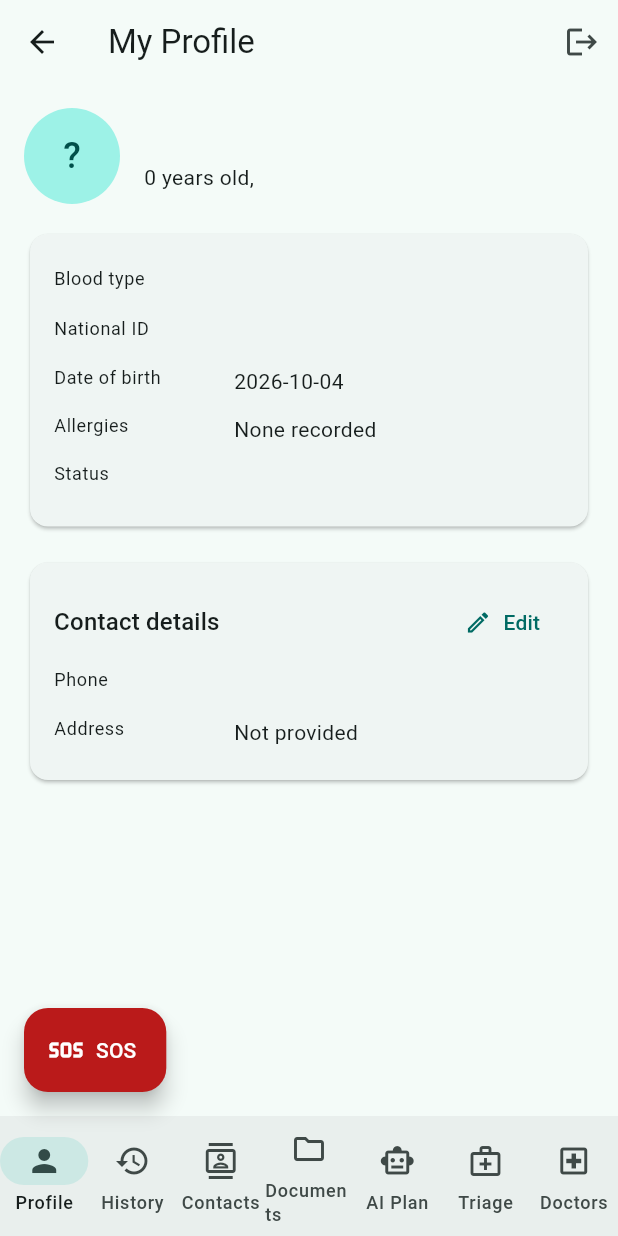
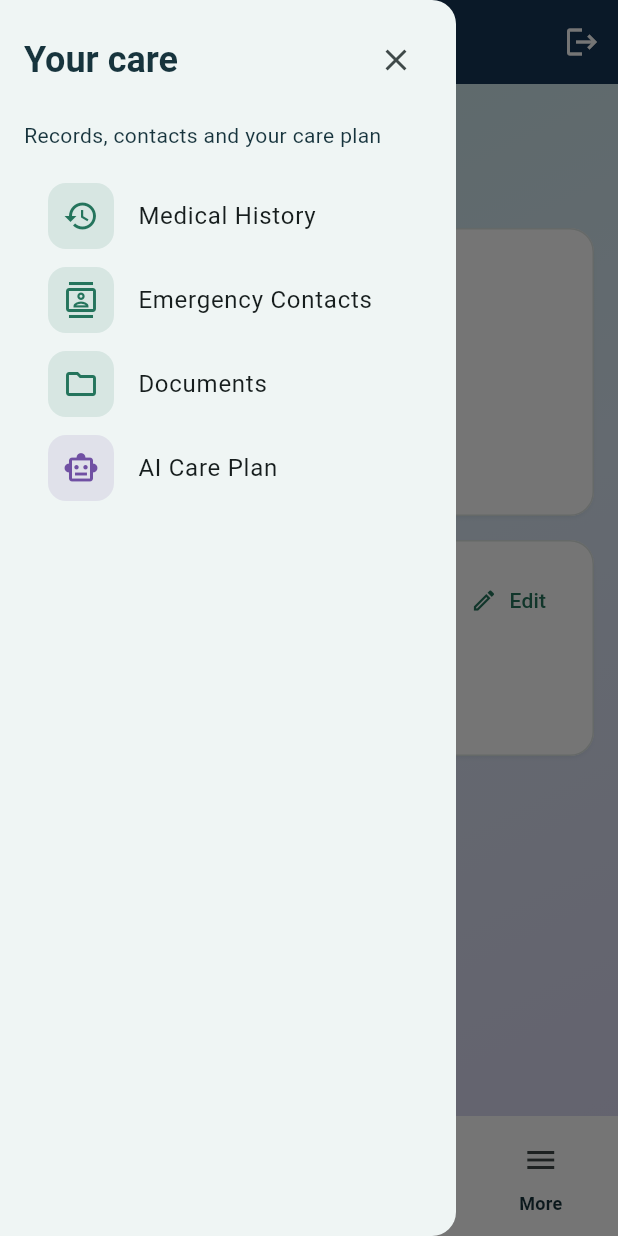
Before and after one commit to pamithenuka/CarePulse-AI_SE_049, a Flutter app: the HomeShell screen opened directly, with the side drawer open (before the commit the screen has no drawer), on a phone screen of 412 x 824 dp. Run offline on Flutter 3.47's test engine with Material 3 defaults, Android fonts, the phone set to English and light mode, and no system bars; our stand-ins replace flutter_map, flutter_secure_storage, geolocator, image_picker, latlong2; accounts and stored records are empty; network calls fail.

Commit message:
Refresh web and mobile healthcare theme and navigation

```diff
--- a/mobile-app/lib/screens/home/home_shell.dart
+++ b/mobile-app/lib/screens/home/home_shell.dart
@@ -2,6 +2,7 @@ import 'package:flutter/material.dart';
 import 'package:provider/provider.dart';
 
 import '../../providers/patient_provider.dart';
+import '../../theme/app_theme.dart';
 import '../ai/ai_care_plan_screen.dart';
 import '../contacts/emergency_contacts_screen.dart';
 import '../documents/documents_screen.dart';
@@ -11,10 +12,7 @@ import '../profile/profile_screen.dart';
 import '../../screens/symptom_intake_screen.dart';
 import '../../screens/doctor_search_screen.dart';
 
-/// Bottom-nav shell for the five patient-facing sections. The SOS button is a
-/// persistent floating action button (not a tab) so it's reachable in one tap
-/// from anywhere in the app, matching how emergency actions are surfaced on
-/// the web app's patient detail page.
+/// Primary patient actions stay visible; secondary sections live in More.
 class HomeShell extends StatefulWidget {
   const HomeShell({super.key});
 
@@ -24,6 +22,12 @@ class HomeShell extends StatefulWidget {
 
 class _HomeShellState extends State<HomeShell> {
   int _index = 0;
+  final _scaffoldKey = GlobalKey<ScaffoldState>();
+
+  void _selectSection(int index) {
+    setState(() => _index = index);
+    if (index == 4) context.read<PatientProvider>().loadAiPlans();
+  }
 
   static const _tabs = [
     ProfileScreen(),
@@ -37,18 +41,65 @@ class _HomeShellState extends State<HomeShell> {
 
   static const _destinations = [
     NavigationDestination(icon: Icon(Icons.person_outline), selectedIcon: Icon(Icons.person), label: 'Profile'),
-    NavigationDestination(icon: Icon(Icons.history_outlined), selectedIcon: Icon(Icons.history), label: 'History'),
-    NavigationDestination(icon: Icon(Icons.contacts_outlined), selectedIcon: Icon(Icons.contacts), label: 'Contacts'),
-    NavigationDestination(icon: Icon(Icons.folder_outlined), selectedIcon: Icon(Icons.folder), label: 'Documents'),
-    NavigationDestination(icon: Icon(Icons.smart_toy_outlined), selectedIcon: Icon(Icons.smart_toy), label: 'AI Plan'),
     NavigationDestination(icon: Icon(Icons.medical_services_outlined), selectedIcon: Icon(Icons.medical_services), label: 'Triage'),
     NavigationDestination(icon: Icon(Icons.local_hospital_outlined), selectedIcon: Icon(Icons.local_hospital), label: 'Doctors'),
+    NavigationDestination(icon: Icon(Icons.menu), label: 'More'),
   ];
+
+  Widget _drawerItem(int index, IconData icon, String label) {
+    return ListTile(
+      leading: Container(
+        padding: const EdgeInsets.all(10),
+        decoration: BoxDecoration(
+          color: (index == 4 ? AppColors.lavender : AppColors.mint).withValues(alpha: 0.12),
+          borderRadius: BorderRadius.circular(12),
+        ),
+        child: Icon(icon, color: index == 4 ? AppColors.lavender : AppColors.mint),
+      ),
+      title: Text(label),
+      selected: _index == index,
+      selectedTileColor: Theme.of(context).colorScheme.primaryContainer,
+      shape: RoundedRectangleBorder(borderRadius: BorderRadius.circular(12)),
+      onTap: () {
+        _scaffoldKey.currentState?.closeDrawer();
+        _selectSection(index);
+      },
+    );
+  }
 
   @override
   Widget build(BuildContext context) {
     return Scaffold(
-      body: IndexedStack(index: _index, children: _tabs),
+      key: _scaffoldKey,
+      drawer: Drawer(
+        child: SafeArea(
+          child: ListView(
+            padding: const EdgeInsets.all(16),
+            children: [
+              Row(children: [
+                Expanded(child: Text('Your care', style: Theme.of(context).textTheme.headlineSmall)),
+                IconButton(tooltip: 'Close menu', icon: const Icon(Icons.close),
+                  onPressed: () => _scaffoldKey.currentState?.closeDrawer()),
+              ]),
+              const Padding(
+                padding: EdgeInsets.symmetric(vertical: 16),
+                child: Text('Records, contacts and your care plan'),
+              ),
+              _drawerItem(1, Icons.history_outlined, 'Medical History'),
+              _drawerItem(2, Icons.contacts_outlined, 'Emergency Contacts'),
+              _drawerItem(3, Icons.folder_outlined, 'Documents'),
+              _drawerItem(4, Icons.smart_toy_outlined, 'AI Care Plan'),
+            ],
+          ),
+        ),
+      ),
+      body: IndexedStack(index: _index, children: [
+        for (var i = 0; i < _tabs.length; i++)
+          Theme(
+            data: buildAppTheme(accent: i == 4 ? AppColors.lavender : i == 6 ? AppColors.blue : i < 4 ? AppColors.mint : AppColors.primary),
+            child: _tabs[i],
+          ),
+      ]),
       // startFloat (bottom-left) deliberately, not the default endFloat: History,
       // Contacts and Documents each nest their own Scaffold with an "add" FAB at
       // the default bottom-right corner, and this outer FAB would otherwise paint
@@ -62,10 +113,13 @@ class _HomeShellState extends State<HomeShell> {
         label: const Text('SOS'),
       ),
       bottomNavigationBar: NavigationBar(
-        selectedIndex: _index,
-        onDestinationSelected: (i) {
-          setState(() => _index = i);
-          if (i == 4) context.read<PatientProvider>().loadAiPlans();
+        selectedIndex: _index == 0 ? 0 : _index == 5 ? 1 : _index == 6 ? 2 : 3,
+        onDestinationSelected: (index) {
+          if (index == 3) {
+            _scaffoldKey.currentState?.openDrawer();
+          } else {
+            _selectSection([0, 5, 6][index]);
+          }
         },
         destinations: _destinations,
       ),
--- a/mobile-app/lib/screens/triage_status_screen.dart
+++ b/mobile-app/lib/screens/triage_status_screen.dart
@@ -418,7 +418,7 @@ class _TriageStatusScreenState extends State<TriageStatusScreen> {
         style: TextStyle(color: _error == null ? null : Colors.red)))),
       appBar: AppBar(
         title: const Text('Triage Status'),
-        backgroundColor: Colors.blue.shade800,
+        backgroundColor: Theme.of(context).colorScheme.primary,
         foregroundColor: Colors.white,
       ),
       body: SingleChildScrollView(
--- a/mobile-app/lib/theme/app_theme.dart
+++ b/mobile-app/lib/theme/app_theme.dart
@@ -1,14 +1,17 @@
 import 'package:flutter/material.dart';
-import 'package:google_fonts/google_fonts.dart';
+
 
 // Same palette as the React doctor app, so the whole product feels like
 // one system: deep clinical teal, calm off-white, muted status colors.
 class AppColors {
-  static const bg = Color(0xFFF6F8F8);
+  static const bg = Color(0xFFF3F7F8);
+  static const blue = Color(0xFF245DB0);
+  static const lavender = Color(0xFF7050A3);
+  static const mint = Color(0xFF24745C);
   static const surface = Color(0xFFFFFFFF);
-  static const primary = Color(0xFF215F5F);
-  static const primaryDark = Color(0xFF163F3F);
-  static const ink = Color(0xFF16241F);
+  static const primary = Color(0xFF087F83);
+  static const primaryDark = Color(0xFF075C63);
+  static const ink = Color(0xFF17343D);
   static const muted = Color(0xFF5B6B68);
   static const border = Color(0xFFDDE4E2);
   static const open = Color(0xFF3D7A52);
@@ -17,74 +20,92 @@ class AppColors {
   static const bookedBg = Color(0xFFF6ECE5);
 }
 
-ThemeData buildAppTheme() {
+ThemeData buildAppTheme({Color accent = AppColors.primary}) {
   final base = ThemeData(
     useMaterial3: true,
     colorScheme: ColorScheme.fromSeed(
-      seedColor: AppColors.primary,
-      primary: AppColors.primary,
+      seedColor: accent,
+      primary: accent,
       surface: AppColors.surface,
     ),
-    scaffoldBackgroundColor: AppColors.bg,
+    scaffoldBackgroundColor: Colors.transparent,
   );
 
   return base.copyWith(
-    textTheme: GoogleFonts.interTextTheme(base.textTheme).copyWith(
-      headlineSmall: GoogleFonts.spectral(
+    textTheme: base.textTheme.copyWith(
+      headlineSmall: TextStyle(
         fontSize: 24,
         fontWeight: FontWeight.w600,
         color: AppColors.ink,
       ),
-      titleLarge: GoogleFonts.spectral(
+      titleLarge: TextStyle(
         fontSize: 20,
         fontWeight: FontWeight.w600,
         color: AppColors.ink,
       ),
-      titleMedium: GoogleFonts.inter(
+      titleMedium: TextStyle(
         fontSize: 16,
         fontWeight: FontWeight.w600,
         color: AppColors.ink,
       ),
-      bodyMedium: GoogleFonts.inter(fontSize: 14, color: AppColors.ink),
-      bodySmall: GoogleFonts.inter(fontSize: 12.5, color: AppColors.muted),
+      bodyMedium: TextStyle(fontSize: 14, color: AppColors.ink),
+      bodySmall: TextStyle(fontSize: 12.5, color: AppColors.muted),
     ),
     appBarTheme: AppBarTheme(
-      backgroundColor: AppColors.primaryDark,
+      backgroundColor: const Color(0xFF163657),
       foregroundColor: Colors.white,
       elevation: 0,
-      titleTextStyle: GoogleFonts.spectral(
+      titleTextStyle: TextStyle(
         fontSize: 19,
         fontWeight: FontWeight.w600,
         color: Colors.white,
       ),
     ),
+    navigationBarTheme: NavigationBarThemeData(
+      backgroundColor: AppColors.surface,
+      indicatorColor: Color.alphaBlend(accent.withValues(alpha: 0.15), Colors.white),
+      labelTextStyle: WidgetStateProperty.all(const TextStyle(fontSize: 12, fontWeight: FontWeight.w600)),
+    ),
+    filledButtonTheme: FilledButtonThemeData(style: FilledButton.styleFrom(
+      minimumSize: const Size(48, 48),
+      shape: RoundedRectangleBorder(borderRadius: BorderRadius.circular(12)),
+    )),
+    outlinedButtonTheme: OutlinedButtonThemeData(style: OutlinedButton.styleFrom(
+      minimumSize: const Size(48, 48),
+      shape: RoundedRectangleBorder(borderRadius: BorderRadius.circular(12)),
+    )),
+    floatingActionButtonTheme: FloatingActionButtonThemeData(
+      backgroundColor: accent, foregroundColor: Colors.white, elevation: 2,
+    ),
+    dividerTheme: const DividerThemeData(color: AppColors.border),
     cardTheme: CardThemeData(
       color: AppColors.surface,
-      elevation: 0,
+      elevation: 1,
+      shadowColor: accent.withValues(alpha: 0.10),
       shape: RoundedRectangleBorder(
-        borderRadius: BorderRadius.circular(10),
+        borderRadius: BorderRadius.circular(16),
         side: const BorderSide(color: AppColors.border),
       ),
       margin: EdgeInsets.zero,
     ),
     elevatedButtonTheme: ElevatedButtonThemeData(
       style: ElevatedButton.styleFrom(
-        backgroundColor: AppColors.primary,
+        backgroundColor: accent,
         foregroundColor: Colors.white,
         padding: const EdgeInsets.symmetric(horizontal: 20, vertical: 14),
-        shape: RoundedRectangleBorder(borderRadius: BorderRadius.circular(8)),
-        textStyle: GoogleFonts.inter(fontWeight: FontWeight.w600, fontSize: 14),
+        shape: RoundedRectangleBorder(borderRadius: BorderRadius.circular(12)),
+        textStyle: TextStyle(fontWeight: FontWeight.w600, fontSize: 14),
       ),
     ),
     inputDecorationTheme: InputDecorationTheme(
       filled: true,
       fillColor: AppColors.surface,
       border: OutlineInputBorder(
-        borderRadius: BorderRadius.circular(8),
+        borderRadius: BorderRadius.circular(12),
         borderSide: const BorderSide(color: AppColors.border),
       ),
       enabledBorder: OutlineInputBorder(
-        borderRadius: BorderRadius.circular(8),
+        borderRadius: BorderRadius.circular(12),
         borderSide: const BorderSide(color: AppColors.border),
       ),
       contentPadding: const EdgeInsets.symmetric(horizontal: 14, vertical: 12),
```
Also changed, not shown: mobile-app/lib/main.dart (+11 -5 lines), 4 other files.
